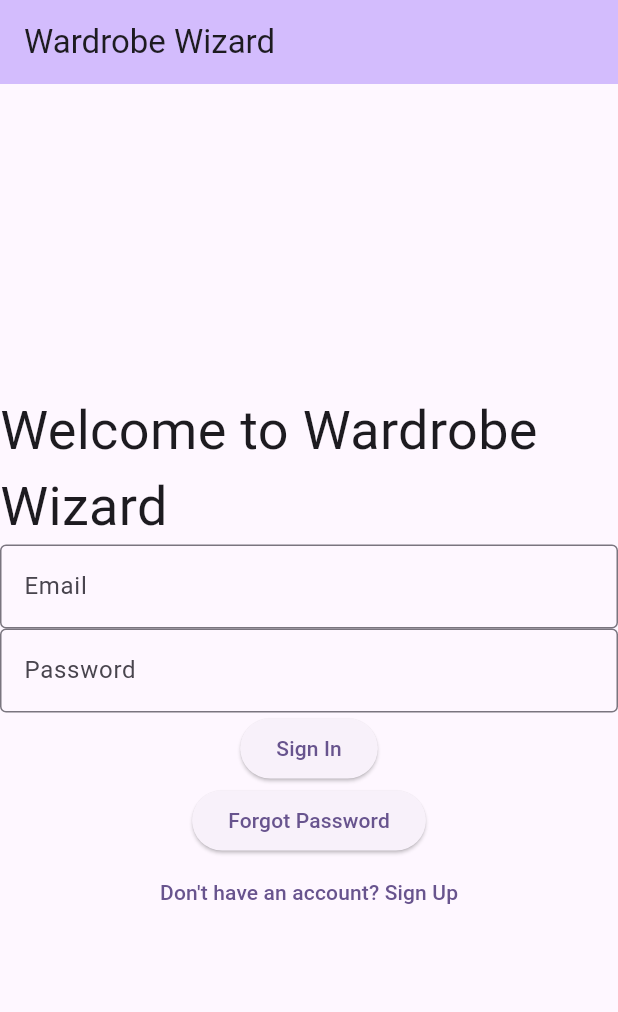
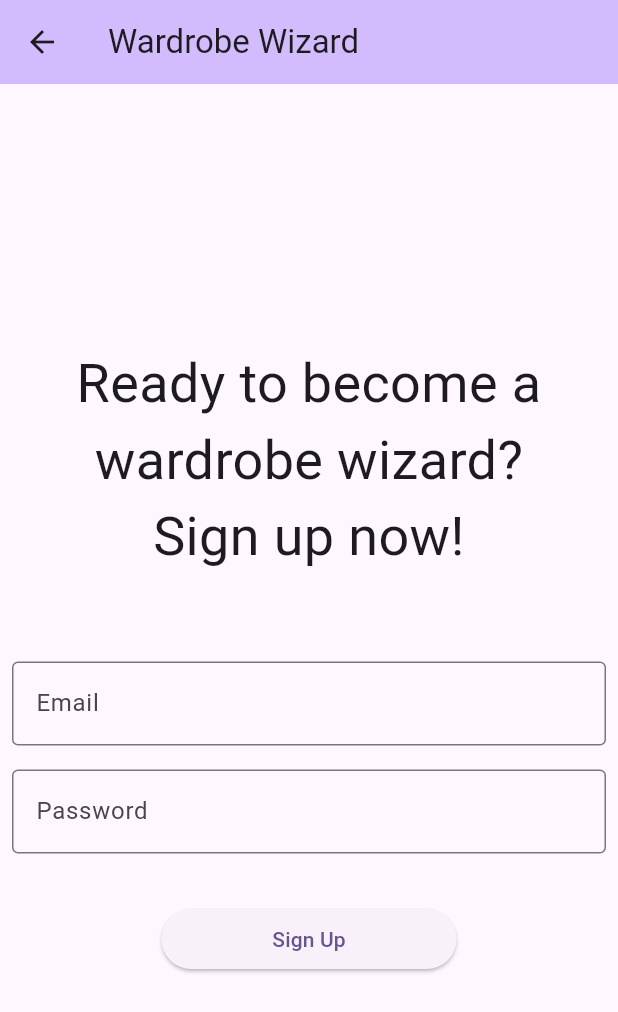
Before and after one commit to Tofu311/wardrobe-wizards, a Flutter app: the screen it shows after launch, after a tap on "Don't have an account? Sign Up", on a phone screen of 412 x 824 dp. Shown: the top 1012 px of the screen. Run offline on Flutter 3.47's test engine with Material 3 defaults, Android fonts, the light colour scheme and no system bars.

Commit message:
Fleshed out login/registration pages, organized files

```diff
--- /dev/null
+++ b/mobile/wardrobe_wizard/lib/login_and_signup/login.dart
@@ -0,0 +1,129 @@
+import 'package:flutter/material.dart';
+import 'package:wardrobe_wizard/login_and_signup/pwdreset.dart';
+import 'package:wardrobe_wizard/login_and_signup/register.dart';
+
+class Login extends StatefulWidget {
+  const Login({super.key, required this.title});
+
+  // This widget is the home page of your application. It is stateful, meaning
+  // that it has a State object (defined below) that contains fields that affect
+  // how it looks.
+
+  // This class is the configuration for the state. It holds the values (in this
+  // case the title) provided by the parent (in this case the App widget) and
+  // used by the build method of the State. Fields in a Widget subclass are
+  // always marked "final".
+
+  final String title;
+
+  @override
+  State<Login> createState() => _LoginPageState();
+}
+
+class _LoginPageState extends State<Login> {
+  @override
+  Widget build(BuildContext context) {
+    // This method is rerun every time setState is called, for instance as done
+    // by the _incrementCounter method above.
+    //
+    // The Flutter framework has been optimized to make rerunning build methods
+    // fast, so that you can just rebuild anything that needs updating rather
+    // than having to individually change instances of widgets.
+    return Scaffold(
+      appBar: AppBar(
+        // TRY THIS: Try changing the color here to a specific color (to
+        // Colors.amber, perhaps?) and trigger a hot reload to see the AppBar
+        // change color while the other colors stay the same.
+        backgroundColor: Theme.of(context).colorScheme.inversePrimary,
+        // Here we take the value from the MyHomePage object that was created by
+        // the App.build method, and use it to set our appbar title.
+        title: Text(widget.title),
+      ),
+      body: Center(
+        child: Column(
+          mainAxisAlignment: MainAxisAlignment.center,
+          children: <Widget>[
+            const Padding(
+              padding: EdgeInsets.only(bottom: 50),
+              child: Text(
+                'Welcome to\nWardrobe Wizard!',
+                style: TextStyle(fontSize: 36),
+                textAlign: TextAlign.center,
+              ),
+            ),
+            const Padding(
+              padding: EdgeInsets.all(8.0),
+              child: TextField(
+                decoration: InputDecoration(
+                  border: OutlineInputBorder(),
+                  labelText: 'Email',
+                ),
+              ),
+            ),
+            const Padding(
+              padding: EdgeInsets.all(8.0),
+              child: TextField(
+                decoration: InputDecoration(
+                  border: OutlineInputBorder(),
+                  labelText: 'Password',
+                ),
+              ),
+            ),
+            Padding(
+              padding: const EdgeInsets.only(top: 25),
+              child: ElevatedButton(
+                onPressed: () {
+                  ScaffoldMessenger.of(context).showSnackBar(
+                    const SnackBar(
+                      content: Text('API call not yet implemented'),
+                      backgroundColor: Colors.red,
+                    ),
+                  );
+                },
+                child: const Padding(
+                  padding: EdgeInsets.fromLTRB(50, 0, 50, 0),
+                  child: Text('Sign In'),
+                ),
+              ),
+            ),
+            Padding(
+              padding: const EdgeInsets.all(8.0),
+              child: ElevatedButton(
+                onPressed: () {
+                  Navigator.push(
+                    context,
+                    MaterialPageRoute(
+                      builder: (context) {
+                        return const PwdReset(title: 'Wardrobe Wizard');
+                      },
+                    ),
+                  );
+                },
+                child: const Padding(
+                  padding: EdgeInsets.fromLTRB(30, 0, 30, 0),
+                  child: Text('Forgot Password'),
+                ),
+              ),
+            ),
+            TextButton(
+              onPressed: () {
+                //navigate to register page
+                Navigator.push(
+                  context,
+                  MaterialPageRoute(
+                    builder: (context) {
+                      return const Register(title: 'Wardrobe Wizard');
+                    },
+                  ),
+                );
+              },
+              child: const Text(
+                "Don't have an account? Sign Up",
+              ),
+            ),
+          ],
+        ),
+      ),
+    );
+  }
+}
--- /dev/null
+++ b/mobile/wardrobe_wizard/lib/login_and_signup/register.dart
@@ -0,0 +1,92 @@
+import 'package:flutter/material.dart';
+
+class Register extends StatefulWidget {
+  const Register({super.key, required this.title});
+
+  // This widget is the home page of your application. It is stateful, meaning
+  // that it has a State object (defined below) that contains fields that affect
+  // how it looks.
+
+  // This class is the configuration for the state. It holds the values (in this
+  // case the title) provided by the parent (in this case the App widget) and
+  // used by the build method of the State. Fields in a Widget subclass are
+  // always marked "final".
+
+  final String title;
+
+  @override
+  State<Register> createState() => _RegisterPageState();
+}
+
+class _RegisterPageState extends State<Register> {
+  @override
+  Widget build(BuildContext context) {
+    // This method is rerun every time setState is called, for instance as done
+    // by the _incrementCounter method above.
+    //
+    // The Flutter framework has been optimized to make rerunning build methods
+    // fast, so that you can just rebuild anything that needs updating rather
+    // than having to individually change instances of widgets.
+    return Scaffold(
+      appBar: AppBar(
+        // TRY THIS: Try changing the color here to a specific color (to
+        // Colors.amber, perhaps?) and trigger a hot reload to see the AppBar
+        // change color while the other colors stay the same.
+        backgroundColor: Theme.of(context).colorScheme.inversePrimary,
+        // Here we take the value from the MyHomePage object that was created by
+        // the App.build method, and use it to set our appbar title.
+        title: Text(widget.title),
+      ),
+      body: Center(
+        child: Column(
+          mainAxisAlignment: MainAxisAlignment.center,
+          children: <Widget>[
+            const Padding(
+              padding: EdgeInsets.only(bottom: 50),
+              child: Text(
+                'Ready to become a wardrobe wizard?\nSign up now!',
+                style: TextStyle(fontSize: 36),
+                textAlign: TextAlign.center,
+              ),
+            ),
+            const Padding(
+              padding: EdgeInsets.all(8.0),
+              child: TextField(
+                decoration: InputDecoration(
+                  border: OutlineInputBorder(),
+                  labelText: 'Email',
+                ),
+              ),
+            ),
+            const Padding(
+              padding: EdgeInsets.all(8.0),
+              child: TextField(
+                decoration: InputDecoration(
+                  border: OutlineInputBorder(),
+                  labelText: 'Password',
+                ),
+              ),
+            ),
+            Padding(
+              padding: const EdgeInsets.only(top: 25),
+              child: ElevatedButton(
+                onPressed: () {
+                  ScaffoldMessenger.of(context).showSnackBar(
+                    const SnackBar(
+                      content: Text('API call not yet implemented'),
+                      backgroundColor: Colors.red,
+                    ),
+                  );
+                },
+                child: const Padding(
+                  padding: EdgeInsets.fromLTRB(50, 0, 50, 0),
+                  child: Text('Sign Up'),
+                ),
+              ),
+            ),
+          ],
+        ),
+      ),
+    );
+  }
+}
--- a/mobile/wardrobe_wizard/lib/main.dart
+++ b/mobile/wardrobe_wizard/lib/main.dart
@@ -1,5 +1,5 @@
-import 'dart:math';
 import 'package:flutter/material.dart';
+import 'package:wardrobe_wizard/login_and_signup/login.dart';
 
 void main() {
   runApp(const MyApp());
@@ -29,100 +29,7 @@
       ),
       themeMode: ThemeMode.system,
       debugShowCheckedModeBanner: false,
-      home: const MyHomePage(title: 'Wardrobe Wizard'),
+      home: const Login(title: 'Wardrobe Wizard'),
     );
   }
 }
-
-class MyHomePage extends StatefulWidget {
-  const MyHomePage({super.key, required this.title});
-
-  // This widget is the home page of your application. It is stateful, meaning
-  // that it has a State object (defined below) that contains fields that affect
-  // how it looks.
-
-  // This class is the configuration for the state. It holds the values (in this
-  // case the title) provided by the parent (in this case the App widget) and
-  // used by the build method of the State. Fields in a Widget subclass are
-  // always marked "final".
-
-  final String title;
-
-  @override
-  State<MyHomePage> createState() => _MyHomePageState();
-}
-
-class _MyHomePageState extends State<MyHomePage> {
-  @override
-  Widget build(BuildContext context) {
-    // This method is rerun every time setState is called, for instance as done
-    // by the _incrementCounter method above.
-    //
-    // The Flutter framework has been optimized to make rerunning build methods
-    // fast, so that you can just rebuild anything that needs updating rather
-    // than having to individually change instances of widgets.
-    return Scaffold(
-      appBar: AppBar(
-        // TRY THIS: Try changing the color here to a specific color (to
-        // Colors.amber, perhaps?) and trigger a hot reload to see the AppBar
-        // change color while the other colors stay the same.
-        backgroundColor: Theme.of(context).colorScheme.inversePrimary,
-        // Here we take the value from the MyHomePage object that was created by
-        // the App.build method, and use it to set our appbar title.
-        title: Text(widget.title),
-      ),
-      body: Center(
-        // Center is a layout widget. It takes a single child and positions it
-        // in the middle of the parent.
-        child: Column(
-          // Column is also a layout widget. It takes a list of children and
-          // arranges them vertically. By default, it sizes itself to fit its
-          // children horizontally, and tries to be as tall as its parent.
-          //
-          // Column has various properties to control how it sizes itself and
-          // how it positions its children. Here we use mainAxisAlignment to
-          // center the children vertically; the main axis here is the vertical
-          // axis because Columns are vertical (the cross axis would be
-          // horizontal).
-          //
-          // TRY THIS: Invoke "debug painting" (choose the "Toggle Debug Paint"
-          // action in the IDE, or press "p" in the console), to see the
-          // wireframe for each widget.
-          mainAxisAlignment: MainAxisAlignment.center,
-          children: <Widget>[
-            const Text(
-              'Welcome to Wardrobe Wizard',
-              style: TextStyle(fontSize: 36),
-            ),
-            const TextField(
-              decoration: InputDecoration(
-                border: OutlineInputBorder(),
-                labelText: 'Email',
-              ),
-            ),
-            const TextField(
-              decoration: InputDecoration(
-                border: OutlineInputBorder(),
-                labelText: 'Password',
-              ),
-            ),
-            ElevatedButton(
-              onPressed: () {},
-              child: const Text('Sign In'),
-            ),
-            ElevatedButton(
-              onPressed: () {},
-              child: const Text('Forgot Password'),
-            ),
-            TextButton(
-              onPressed: () {},
-              child: const Text(
-                "Don't have an account? Sign Up",
-              ),
-            ),
-          ],
-        ),
-      ),
-    );
-  }
-}
```
Also changed, not shown: mobile/wardrobe_wizard/lib/login_and_signup/pwdreset.dart (added, +83 -0 lines).
